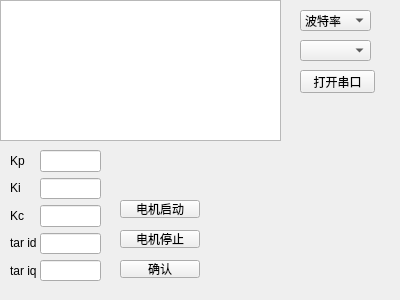
This is QT/project/MCOM/MCOM/serialwindow.ui in zagerx/BLDC as Qt 5 draws it before an edit. The edited form follows.
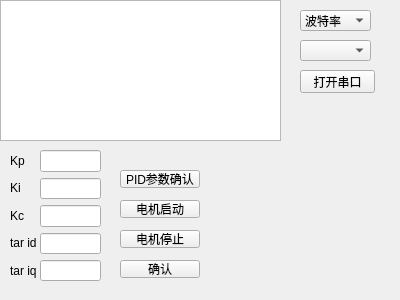
This is the edited form.

Diff of the .ui file:
```diff
--- a/QT/project/MCOM/MCOM/serialwindow.ui
+++ b/QT/project/MCOM/MCOM/serialwindow.ui
@@ -184,6 +184,19 @@
     </item>
    </layout>
   </widget>
+  <widget class="QPushButton" name="mc_pidset">
+   <property name="geometry">
+    <rect>
+     <x>120</x>
+     <y>170</y>
+     <width>80</width>
+     <height>18</height>
+    </rect>
+   </property>
+   <property name="text">
+    <string>PID参数确认</string>
+   </property>
+  </widget>
  </widget>
  <resources/>
  <connections/>
```
